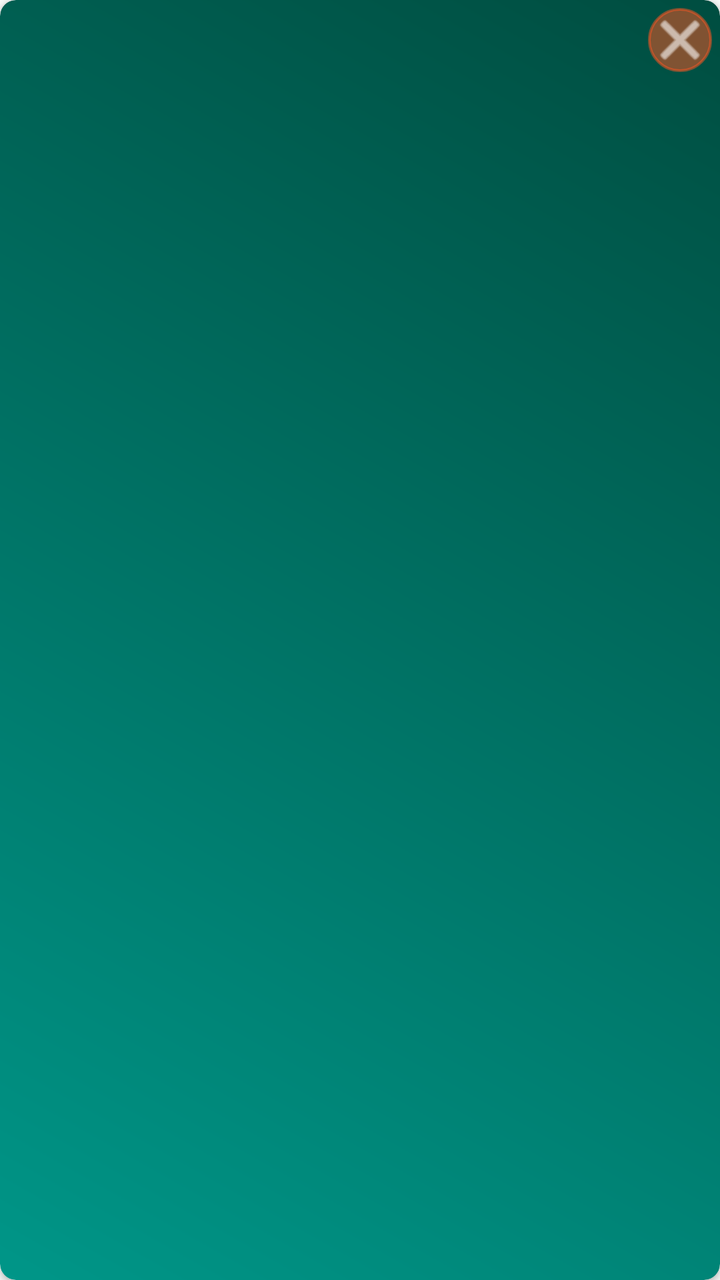
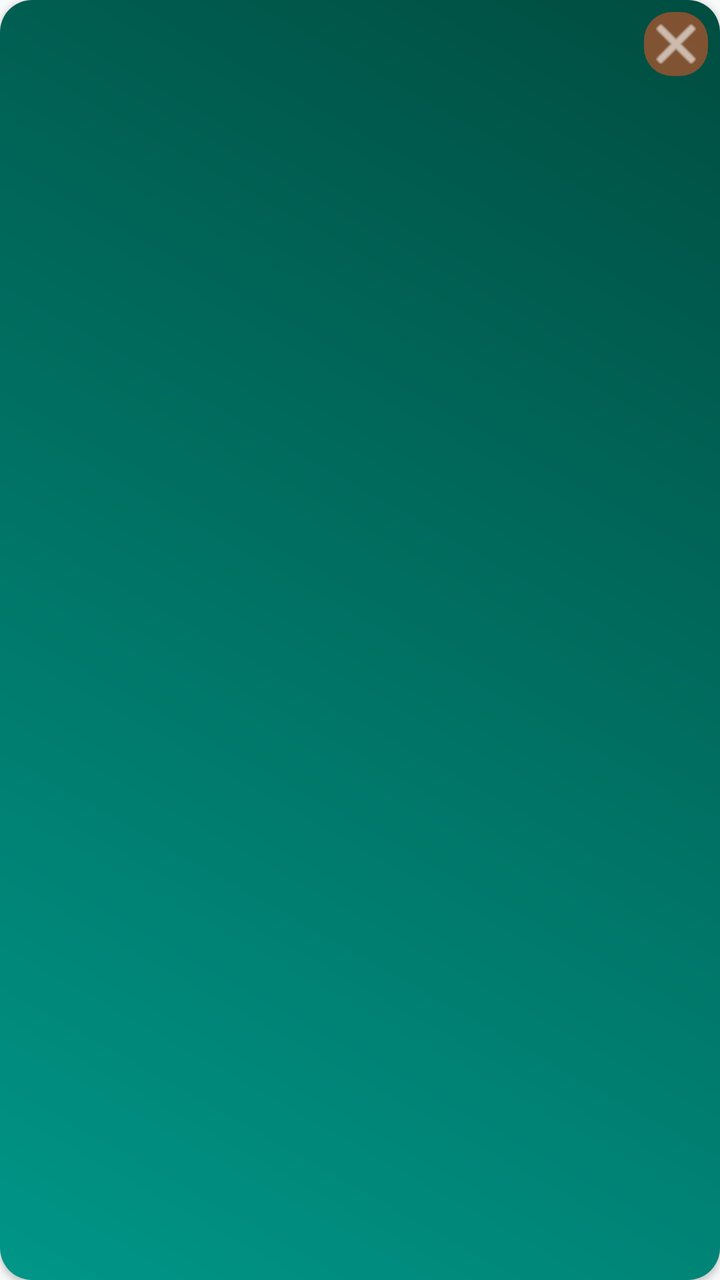

Screens rendered from an Android XML layout before and after an edit, with the pre-edit source and the edit as a unified diff.
<!-- AndroidManifest.xml: application theme Theme.TravelMemory -->
<!-- res/layout/item_photo.xml -->
<?xml version="1.0" encoding="utf-8"?>
<androidx.cardview.widget.CardView xmlns:android="http://schemas.android.com/apk/res/android"
    xmlns:app="http://schemas.android.com/apk/res-auto"
    android:layout_width="match_parent"
    android:layout_height="120dp"
    android:layout_margin="3dp"
    app:cardCornerRadius="8dp"
    app:cardElevation="2dp">

    <RelativeLayout
        android:layout_width="match_parent"
        android:layout_height="match_parent">

        <ImageView
            android:id="@+id/iv_thumbnail"
            android:layout_width="match_parent"
            android:layout_height="match_parent"
            android:scaleType="centerCrop"
            android:src="@drawable/travel_placeholder"
            android:contentDescription="照片小图" />

        
        <ImageButton
            android:id="@+id/btn_delete_photo"
            android:layout_width="32dp"
            android:layout_height="32dp"
            android:layout_alignParentEnd="true"
            android:layout_alignParentTop="true"
            android:layout_margin="4dp"
            android:background="@drawable/card_rounded_white"
            android:backgroundTint="#80FF5722"
            android:src="@android:drawable/ic_menu_close_clear_cancel"
            app:tint="@color/white"
            android:contentDescription="删除照片" />

    </RelativeLayout>

</androidx.cardview.widget.CardView>
<!-- resources referenced by this layout -->
<resources>
  <color name="white">#FFFFFF</color>
  <!-- drawable card_rounded_white (drawable) -->
  <?xml version="1.0" encoding="utf-8"?>
  <shape xmlns:android="http://schemas.android.com/apk/res/android"
      android:shape="rectangle">
      <solid android:color="@color/white" />
      <stroke android:width="1.2dp" android:color="@color/divider" />
      <corners android:radius="20dp" />
  </shape>
  <!-- drawable travel_placeholder (drawable) -->
  <?xml version="1.0" encoding="utf-8"?>
  <shape xmlns:android="http://schemas.android.com/apk/res/android"
      android:shape="rectangle">
      <gradient
          android:startColor="#009688"
          android:endColor="#004D40"
          android:angle="45"/>
      <corners android:radius="8dp" />
  </shape>
  <style name="Theme.TravelMemory" parent="Theme.MaterialComponents.Light.NoActionBar">
          
          <item name="colorPrimary">@color/primary</item>
          <item name="colorPrimaryDark">@color/primary_dark</item>
          <item name="colorAccent">@color/accent</item>
  
          
          <item name="android:windowBackground">@color/bg_light</item>
          <item name="android:statusBarColor">@color/primary_dark</item>
      </style>
  <color name="divider">#E0E3E1</color>
  <color name="primary">#006A67</color>
  <color name="primary_dark">#004B48</color>
  <color name="accent">#006A67</color>
  <color name="bg_light">#F8FBF9</color>
</resources>

<!-- the commit's change to res/layout/item_photo.xml (unified diff, before → after) -->
@@ -2,9 +2,9 @@
 <androidx.cardview.widget.CardView xmlns:android="http://schemas.android.com/apk/res/android"
     xmlns:app="http://schemas.android.com/apk/res-auto"
     android:layout_width="match_parent"
-    android:layout_height="120dp"
-    android:layout_margin="3dp"
-    app:cardCornerRadius="8dp"
+    android:layout_height="124dp"
+    android:layout_margin="5dp"
+    app:cardCornerRadius="16dp"
     app:cardElevation="2dp">
 
     <RelativeLayout
@@ -26,8 +26,8 @@
             android:layout_height="32dp"
             android:layout_alignParentEnd="true"
             android:layout_alignParentTop="true"
-            android:layout_margin="4dp"
-            android:background="@drawable/card_rounded_white"
+            android:layout_margin="6dp"
+            android:background="@drawable/tag_warning"
             android:backgroundTint="#80FF5722"
             android:src="@android:drawable/ic_menu_close_clear_cancel"
             app:tint="@color/white"
<!-- resource entries referenced after the edit -->
@@ -1,13 +1,11 @@
 <!-- resources referenced by this layout -->
 <resources>
   <color name="white">#FFFFFF</color>
-  <!-- drawable card_rounded_white (drawable) -->
+  <!-- drawable tag_warning (drawable) -->
   <?xml version="1.0" encoding="utf-8"?>
-  <shape xmlns:android="http://schemas.android.com/apk/res/android"
-      android:shape="rectangle">
-      <solid android:color="@color/white" />
-      <stroke android:width="1.2dp" android:color="@color/divider" />
-      <corners android:radius="20dp" />
+  <shape xmlns:android="http://schemas.android.com/apk/res/android">
+      <solid android:color="@color/accent_light" />
+      <corners android:radius="14dp" />
   </shape>
   <!-- drawable travel_placeholder (drawable) -->
   <?xml version="1.0" encoding="utf-8"?>
@@ -29,10 +27,10 @@
           <item name="android:windowBackground">@color/bg_light</item>
           <item name="android:statusBarColor">@color/primary_dark</item>
       </style>
-  <color name="divider">#E0E3E1</color>
-  <color name="primary">#006A67</color>
-  <color name="primary_dark">#004B48</color>
-  <color name="accent">#006A67</color>
-  <color name="bg_light">#F8FBF9</color>
+  <color name="accent_light">#FFF0EB</color>
+  <color name="primary">#35D0C5</color>
+  <color name="primary_dark">#18B8B0</color>
+  <color name="accent">#FF7B61</color>
+  <color name="bg_light">#F8FAFA</color>
 </resources>
 
